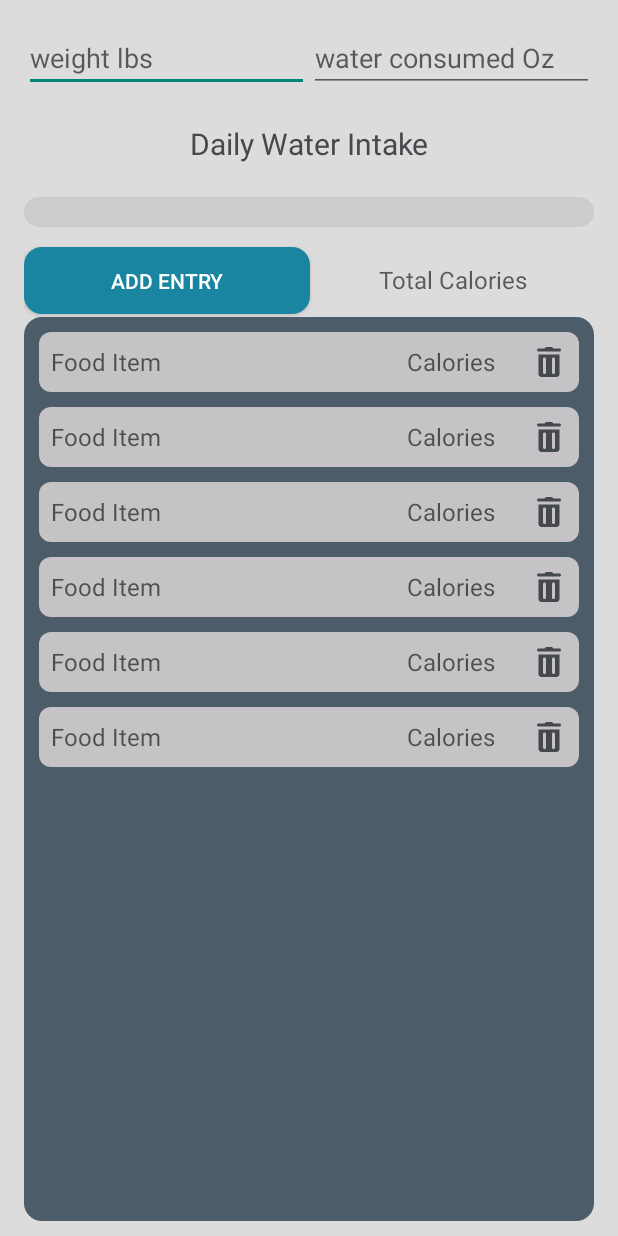
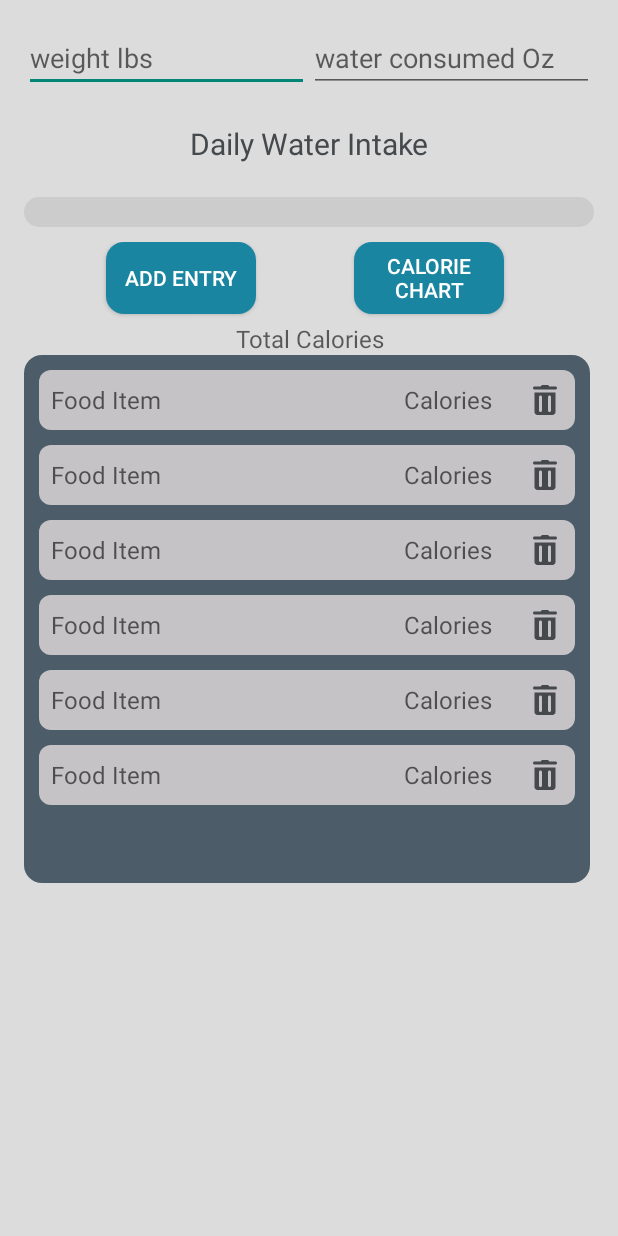
Before and after one commit to neldrs/FitQuest, an Android app: the layout fragment_nutrition.xml on its own in the app's theme, with its tools: preview values and no code run, on a phone screen of 412 x 824 dp. Run offline under Robolectric (Android 15) with nearby library versions, the phone set to English and light mode, and no system bars.

Commit message:
Calorie Chart

```diff
--- a/app/build.gradle.kts
+++ b/app/build.gradle.kts
@@ -70,4 +70,6 @@ dependencies {
     androidTestImplementation("androidx.test.ext:junit:1.1.5")
     androidTestImplementation("androidx.test.espresso:espresso-core:3.5.1")
     implementation ("androidx.room:room-ktx:2.3.0")
+
+    implementation("com.androidplot:androidplot-core:1.5.9")
 }
--- a/app/src/main/AndroidManifest.xml
+++ b/app/src/main/AndroidManifest.xml
@@ -13,7 +13,6 @@
     <uses-permission android:name="android.permission.ACCESS_BACKGROUND_LOCATION" />
     <uses-permission android:name="android.permission.FOREGROUND_SERVICE_LOCATION" />
 
-
     <application
         android:allowBackup="true"
         android:dataExtractionRules="@xml/data_extraction_rules"
@@ -24,6 +23,10 @@
         android:supportsRtl="true"
         android:theme="@style/Theme.FitQuest"
         tools:targetApi="31">
+        <activity
+            android:name=".ui.nutrition.CalorieChartActivity"
+            android:exported="false" />
+
         <service
             android:name=".ui.exercise.RecordRunService"
             android:enabled="true"
--- a/app/src/main/res/layout/fragment_nutrition.xml
+++ b/app/src/main/res/layout/fragment_nutrition.xml
@@ -1,4 +1,5 @@
-<LinearLayout xmlns:android="http://schemas.android.com/apk/res/android"
+<LinearLayout
+    xmlns:android="http://schemas.android.com/apk/res/android"
     xmlns:app="http://schemas.android.com/apk/res-auto"
     xmlns:tools="http://schemas.android.com/tools"
     android:layout_width="match_parent"
@@ -62,37 +63,57 @@
         android:progress="0"
         android:progressDrawable="@drawable/custom_progress_bar" />
 
-    <LinearLayout
+    <androidx.constraintlayout.widget.ConstraintLayout
         android:layout_width="match_parent"
-        android:layout_height="50dp"
-        android:orientation="horizontal">
+        android:layout_height="wrap_content">
 
         <Button
             android:id="@+id/button4"
             android:layout_width="100dp"
             android:layout_height="wrap_content"
-            android:layout_weight="1"
             android:text="Add Entry"
             android:background="@drawable/rounded_corner_button"
             android:textColor="@color/white"
-            android:layout_marginBottom="5dp"
-            />
+            app:layout_constraintTop_toTopOf="parent"
+            app:layout_constraintStart_toStartOf="parent"
+            app:layout_constraintEnd_toStartOf="@+id/CalorieChart"
+            android:layout_marginEnd="5dp"
+            android:layout_marginBottom="5dp"/>
+
+        <Button
+            android:id="@+id/CalorieChart"
+            android:layout_width="100dp"
+            android:layout_height="wrap_content"
+            android:text="Calorie Chart"
+            android:background="@drawable/rounded_corner_button"
+            android:textColor="@color/white"
+            app:layout_constraintTop_toTopOf="parent"
+            app:layout_constraintStart_toEndOf="@+id/button4"
+            app:layout_constraintEnd_toEndOf="parent"
+            android:layout_marginStart="5dp"
+            android:layout_marginEnd="5dp"
+            android:layout_marginBottom="5dp"/>
+/>
 
         <TextView
             android:id="@+id/textView5"
-            android:layout_width="wrap_content"
-            android:layout_height="match_parent"
-            android:layout_weight="1"
+            android:layout_width="0dp"
+            android:layout_height="wrap_content"
             android:gravity="center"
+            app:layout_constraintTop_toBottomOf="@+id/button4"
+            app:layout_constraintStart_toStartOf="parent"
+            app:layout_constraintEnd_toEndOf="parent"
             android:hint="Total Calories"
             android:textSize="16sp"
-            android:textColor="#46494C" />
-    </LinearLayout>
+            android:textColor="#46494C"
+            android:layout_marginTop="5dp"/>
+
+    </androidx.constraintlayout.widget.ConstraintLayout>
 
     <androidx.recyclerview.widget.RecyclerView
         android:id="@+id/CalorieList"
-        android:layout_width="match_parent"
-        android:layout_height="match_parent"
+        android:layout_width="377dp"
+        android:layout_height="352dp"
         android:background="@drawable/rounded_corners"
         android:visibility="visible"
         tools:itemCount="10"
```
Also changed, not shown: app/src/main/java/com/example/fitquest/ui/nutrition/CalorieChartActivity.kt (added, +25 -0 lines), app/src/main/java/com/example/fitquest/ui/nutrition/CalorieChartHelp.kt (added, +35 -0 lines), app/src/main/java/com/example/fitquest/ui/nutrition/NutritionFragment.kt (+10 -5 lines), app/src/main/res/layout/activity_calorie_chart.xml (added, +15 -0 lines).
